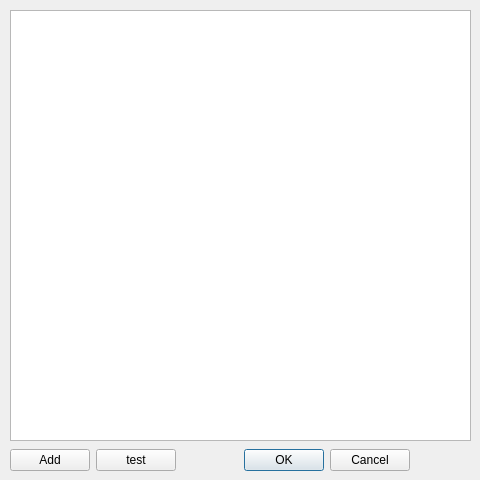
Pinadva/Job, file addtagform.ui: the form before one commit.
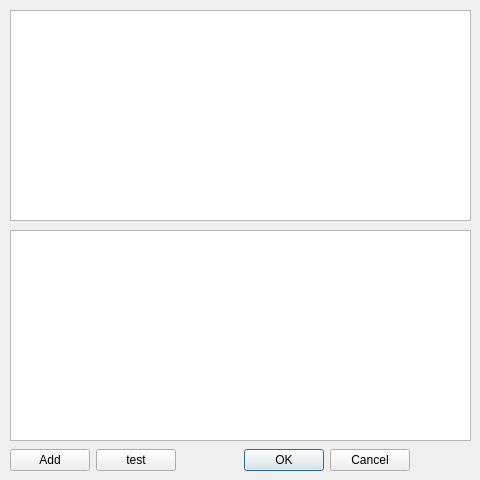
The form after the commit. Custom widgets are drawn as their Qt base class.

```diff
--- a/addtagform.ui
+++ b/addtagform.ui
@@ -22,7 +22,7 @@
      <x>10</x>
      <y>10</y>
      <width>461</width>
-     <height>431</height>
+     <height>211</height>
     </rect>
    </property>
   </widget>
@@ -71,7 +71,24 @@
     </item>
    </layout>
   </widget>
+  <widget class="TagListWidget" name="list">
+   <property name="geometry">
+    <rect>
+     <x>10</x>
+     <y>230</y>
+     <width>461</width>
+     <height>211</height>
+    </rect>
+   </property>
+  </widget>
  </widget>
+ <customwidgets>
+  <customwidget>
+   <class>TagListWidget</class>
+   <extends>QListWidget</extends>
+   <header>taglistwidget.h</header>
+  </customwidget>
+ </customwidgets>
  <resources/>
  <connections>
   <connection>
```
